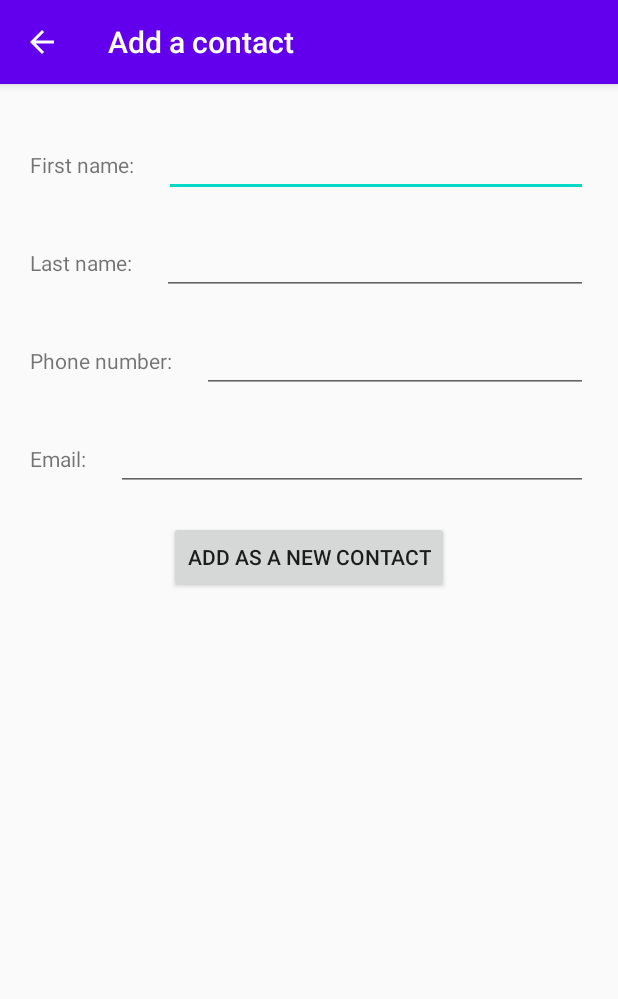
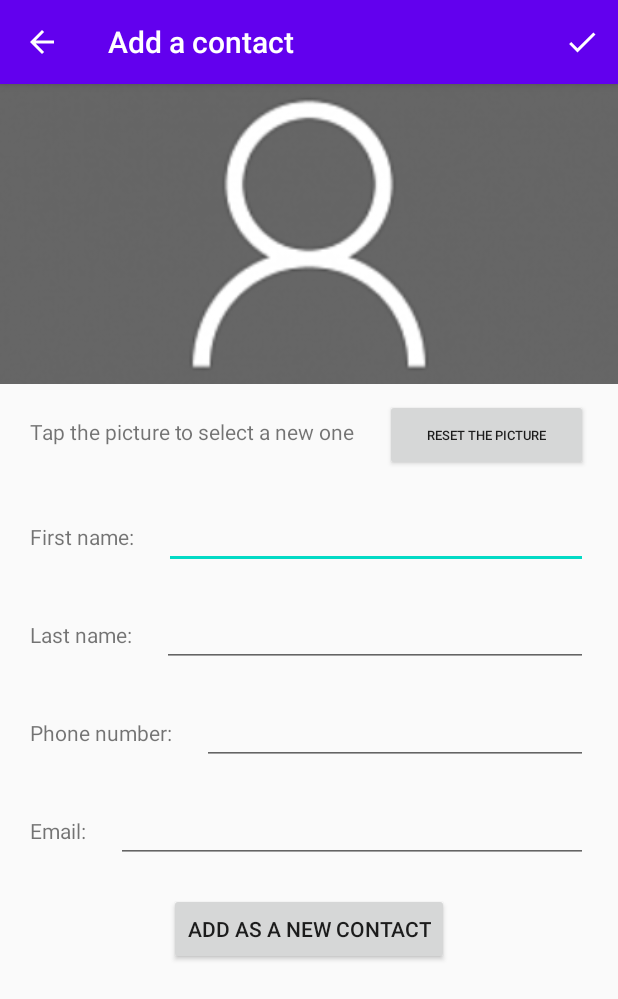
Before and after one commit to matiboux/griffith-android-contactmanager, an Android app: the screen it shows after launch (AddContact), in the options menu, after a tap on "Add contact", on a phone screen of 412 x 824 dp. Shown: the top 999 px of the screen. Run offline under Robolectric (Android 15) with nearby library versions, the phone set to English and light mode, and no system bars.

Commit message:
Added support for adding and loading custom contact pictures + Added submit icon in the AddContact toolbar

```diff
--- a/ContactManager/app/src/main/java/com/matiboux/griffith/contactmanager/AddContact.java
+++ b/ContactManager/app/src/main/java/com/matiboux/griffith/contactmanager/AddContact.java
@@ -1,26 +1,44 @@
 package com.matiboux.griffith.contactmanager;
 
+import androidx.annotation.Nullable;
 import androidx.appcompat.app.ActionBar;
 import androidx.appcompat.app.AppCompatActivity;
 
 import android.content.ContentValues;
+import android.content.Intent;
+import android.database.Cursor;
+import android.graphics.Bitmap;
+import android.graphics.BitmapFactory;
+import android.graphics.drawable.BitmapDrawable;
+import android.net.Uri;
 import android.os.Bundle;
+import android.provider.MediaStore;
+import android.util.Base64;
+import android.view.Menu;
 import android.view.MenuItem;
 import android.view.View;
 import android.widget.Button;
 import android.widget.EditText;
+import android.widget.ImageView;
 import android.widget.Toast;
 
+import java.io.ByteArrayOutputStream;
+import java.io.FileNotFoundException;
+
 public class AddContact extends AppCompatActivity {
+    private static final int PICK_IMAGE = 1;
 
-    DBOpenHelper db;
-    ContactInfo contactInfo;
+    private DBOpenHelper db;
+    private ContactInfo contactInfo;
 
-    EditText inputFirstname;
-    EditText inputLastname;
-    EditText inputPhone;
-    EditText inputEmail;
-    Button btnSubmit;
+    private ImageView inputPicture;
+    private Button btnResetPicture;
+    private boolean inputPictureDefault = true;
+    private EditText inputFirstname;
+    private EditText inputLastname;
+    private EditText inputPhone;
+    private EditText inputEmail;
+    private Button btnSubmit;
 
     @Override
     protected void onCreate(Bundle savedInstanceState) {
@@ -32,6 +50,8 @@ public class AddContact extends AppCompatActivity {
 
         // Components
         ActionBar actionBar = getSupportActionBar();
+        inputPicture = findViewById(R.id.input_picture);
+        btnResetPicture = findViewById(R.id.btn_reset_picture);
         inputFirstname = findViewById(R.id.input_firstname);
         inputLastname = findViewById(R.id.input_lastname);
         inputPhone = findViewById(R.id.input_phone);
@@ -60,23 +80,115 @@ public class AddContact extends AppCompatActivity {
         }
 
         // Events
+        inputPicture.setOnClickListener(new View.OnClickListener() {
+            @Override
+            public void onClick(View v) {
+                Intent getIntent = new Intent(Intent.ACTION_GET_CONTENT);
+                getIntent.setType("image/*");
+
+                Intent pickIntent = new Intent(Intent.ACTION_PICK, android.provider.MediaStore.Images.Media.EXTERNAL_CONTENT_URI);
+                pickIntent.setType("image/*");
+
+                Intent chooserIntent = Intent.createChooser(getIntent, "Select Image");
+                chooserIntent.putExtra(Intent.EXTRA_INITIAL_INTENTS, new Intent[]{pickIntent});
+
+                startActivityForResult(chooserIntent, PICK_IMAGE);
+            }
+        });
+        btnResetPicture.setOnClickListener(new View.OnClickListener() {
+            @Override
+            public void onClick(View v) {
+                // Reset to default avatar
+                BitmapDrawable drawable = (BitmapDrawable) getDrawable(R.drawable.default_avatar);
+                if(drawable == null) return;
+                Bitmap bitmap = drawable.getBitmap();
+                inputPicture.setImageBitmap(bitmap);
+                inputPictureDefault = true;
+            }
+        });
         btnSubmit.setOnClickListener(new View.OnClickListener() {
             @Override
             public void onClick(View v) {
-                // Get the information to add
+                actionSubmit();
+            }
+        });
+    }
+
+    @Override
+    public boolean onCreateOptionsMenu(Menu menu) {
+        // Inflate the menu; this adds items to the action bar if it is present.
+        getMenuInflater().inflate(R.menu.menu_add_contact, menu);
+        return true;
+    }
+
+    @Override
+    public boolean onOptionsItemSelected(MenuItem item) {
+        switch (item.getItemId()) {
+            // Respond to the action bar's Up/Home button
+            case android.R.id.home:
+                super.onBackPressed();
+                return true;
+
+                // Submit
+            case R.id.action_submit:
+                actionSubmit();
+                return true;
+        }
+        return super.onOptionsItemSelected(item);
+    }
+
+    @Override
+    protected void onActivityResult(int requestCode, int resultCode, Intent data) {
+        // Check which request we're responding to
+        if (requestCode == PICK_IMAGE)
+            // Make sure the request was successful
+            if (resultCode == RESULT_OK && data != null) {
+                Uri selectedImage = data.getData();
+                Bitmap bitmap = null;
+                try {
+                    bitmap = BitmapFactory.decodeStream(getContentResolver().openInputStream(selectedImage));
+                } catch (FileNotFoundException e) {
+                    e.printStackTrace();
+                }
+
+                if (bitmap != null) {
+                    inputPicture.setImageBitmap(bitmap);
+                    inputPictureDefault = false;
+                } else {
+                    Toast.makeText(this, "Canceled", Toast.LENGTH_SHORT).show();
+                }
+            }
+
+        super.onActivityResult(requestCode, resultCode, data);
+    }
+
+    private void actionSubmit() {
+        // Get the contact picture
+        String picture = null;
+        if(!inputPictureDefault)
+        {
+            BitmapDrawable drawable = (BitmapDrawable) inputPicture.getDrawable();
+            Bitmap bitmap = drawable.getBitmap();
+            ByteArrayOutputStream byteArrayOutputStream = new ByteArrayOutputStream();
+            bitmap.compress(Bitmap.CompressFormat.PNG, 100, byteArrayOutputStream);
+            byte[] byteArray = byteArrayOutputStream.toByteArray();
+            picture = Base64.encodeToString(byteArray, Base64.DEFAULT);
+        }
+
+        // Get the contact information
         String firstname = inputFirstname.getText().toString();
         String lastname = inputLastname.getText().toString();
         String phone = inputPhone.getText().toString();
         String email = inputEmail.getText().toString();
 
         if (contactInfo != null) {
-                    if (updateDB(contactInfo.id, lastname, firstname, phone, email)) {
+            if (updateDB(contactInfo.id, lastname, firstname, phone, email, picture)) {
                 Toast.makeText(AddContact.this, "Contact successfully updated!", Toast.LENGTH_SHORT).show();
                 setResult(RESULT_OK);
                 finish(); // Finish
                 return;
             }
-                } else if (insertDB(lastname, firstname, phone, email)) {
+        } else if (insertDB(lastname, firstname, phone, email, picture)) {
             Toast.makeText(AddContact.this, "Contact successfully added!", Toast.LENGTH_SHORT).show();
             setResult(RESULT_OK);
             finish(); // Finish
@@ -86,37 +198,24 @@ public class AddContact extends AppCompatActivity {
         // Else,
         Toast.makeText(AddContact.this, "An error occurred", Toast.LENGTH_SHORT).show();
     }
-        });
-    }
 
-    @Override
-    public boolean onOptionsItemSelected(MenuItem item) {
-        switch (item.getItemId()) {
-            // Respond to the action bar's Up/Home button
-            case android.R.id.home:
-                super.onBackPressed();
-                return true;
-        }
-        return super.onOptionsItemSelected(item);
-    }
-
-    private boolean insertDB(String lastname, String firstname, String phone, String email) {
+    private boolean insertDB(String lastname, String firstname, String phone, String email, String picture) {
         ContentValues cv = new ContentValues();
         cv.put("lastname", lastname);
         cv.put("firstname", firstname);
         cv.put("phone", phone);
         cv.put("email", email);
-        cv.put("picture", (String) null);
+        cv.put("picture", picture);
         return ContactInfo.insert(db, cv);
     }
 
-    private boolean updateDB(int id, String lastname, String firstname, String phone, String email) {
+    private boolean updateDB(int id, String lastname, String firstname, String phone, String email, String picture) {
         ContentValues cv = new ContentValues();
         cv.put("lastname", lastname);
         cv.put("firstname", firstname);
         cv.put("phone", phone);
         cv.put("email", email);
-        cv.put("picture", (String) null);
+        cv.put("picture", picture);
         return ContactInfo.updateById(db, cv, id);
     }
 }
--- a/ContactManager/app/src/main/java/com/matiboux/griffith/contactmanager/ListContacts.java
+++ b/ContactManager/app/src/main/java/com/matiboux/griffith/contactmanager/ListContacts.java
@@ -18,10 +18,12 @@ import java.util.ArrayList;
 
 public class ListContacts extends AppCompatActivity {
 
-    DBOpenHelper db;
+    private static final int ASK_FOR_UPDATE = 1;
 
-    FloatingActionButton fab;
-    ListView listViewContacts;
+    private DBOpenHelper db;
+
+    private FloatingActionButton fab;
+    private ListView listViewContacts;
 
     @Override
     protected void onCreate(Bundle savedInstanceState) {
@@ -55,7 +57,7 @@ public class ListContacts extends AppCompatActivity {
 
                 Intent intent = new Intent(ListContacts.this, ShowContact.class);
                 intent.putExtra("contactId", contactInfo.id); // Pass the contact id
-                startActivityForResult(intent, 1);
+                startActivityForResult(intent, ASK_FOR_UPDATE);
             }
         });
 
@@ -127,7 +129,7 @@ public class ListContacts extends AppCompatActivity {
     @Override
     protected void onActivityResult(int requestCode, int resultCode, Intent data) {
         // Check which request we're responding to
-        if (requestCode == 1)
+        if (requestCode == ASK_FOR_UPDATE)
             // Make sure the request was successful
             if (resultCode == RESULT_OK)
                 reloadListContacts();
--- a/ContactManager/app/src/main/java/com/matiboux/griffith/contactmanager/ShowContact.java
+++ b/ContactManager/app/src/main/java/com/matiboux/griffith/contactmanager/ShowContact.java
@@ -185,6 +185,7 @@ public class ShowContact extends AppCompatActivity {
         if(contactInfo.picture != null) {
             byte[] bytes = Base64.decode(contactInfo.picture, Base64.DEFAULT);
             Bitmap bitmap = BitmapFactory.decodeByteArray(bytes, 0, bytes.length);
+            contactPicture.setImageBitmap(bitmap);
         }
 
         // Display contact information
--- /dev/null
+++ b/ContactManager/app/src/main/res/drawable/ic_check_icon.xml
@@ -0,0 +1,9 @@
+<vector xmlns:android="http://schemas.android.com/apk/res/android"
+    android:width="24dp"
+    android:height="24dp"
+    android:viewportWidth="24"
+    android:viewportHeight="24">
+  <path
+      android:fillColor="#FF000000"
+      android:pathData="M9,16.17L4.83,12l-1.42,1.41L9,19 21,7l-1.41,-1.41z"/>
+</vector>
--- a/ContactManager/app/src/main/res/layout/activity_add_contact.xml
+++ b/ContactManager/app/src/main/res/layout/activity_add_contact.xml
@@ -6,8 +6,38 @@
     android:layout_height="match_parent"
     android:orientation="vertical"
     android:gravity="top|center"
-    android:paddingTop="30dp"
     tools:context=".AddContact">
+
+    <ImageView
+        android:id="@+id/input_picture"
+        android:layout_width="match_parent"
+        android:layout_height="wrap_content"
+        android:maxHeight="200dp"
+        android:layout_marginBottom="10dp"
+        android:adjustViewBounds="true"
+        android:contentDescription="@null"
+        android:scaleType="centerCrop"
+        android:src="@drawable/default_avatar" />
+
+    <LinearLayout
+        android:layout_width="match_parent"
+        android:layout_height="wrap_content"
+        android:layout_marginBottom="20dp"
+        android:paddingHorizontal="20dp">
+
+        <TextView
+            android:layout_width="wrap_content"
+            android:layout_height="wrap_content"
+            android:layout_marginEnd="20sp"
+            android:text="@string/tap_picture_to_edit" />
+
+        <Button
+            android:id="@+id/btn_reset_picture"
+            android:layout_width="match_parent"
+            android:layout_height="wrap_content"
+            android:textSize="4pt"
+            android:text="Reset the picture" />
+    </LinearLayout>
 
     <LinearLayout
         android:layout_width="match_parent"
--- a/ContactManager/app/src/main/res/layout/activity_show_contact.xml
+++ b/ContactManager/app/src/main/res/layout/activity_show_contact.xml
@@ -27,12 +27,12 @@
                 android:id="@+id/contact_picture"
                 android:layout_width="match_parent"
                 android:layout_height="wrap_content"
-                app:layout_constraintDimensionRatio="1:1"
                 android:adjustViewBounds="true"
+                android:maxHeight="500dp"
                 android:contentDescription="@null"
                 android:scaleType="centerCrop"
                 android:src="@drawable/default_avatar"
-                app:layout_collapseMode="parallax"
+                app:layout_collapseMode="pin"
                 app:layout_scrollFlags="scroll|enterAlways|enterAlwaysCollapsed" />
 
             <androidx.appcompat.widget.Toolbar
--- /dev/null
+++ b/ContactManager/app/src/main/res/menu/menu_add_contact.xml
@@ -0,0 +1,12 @@
+<menu xmlns:android="http://schemas.android.com/apk/res/android"
+    xmlns:app="http://schemas.android.com/apk/res-auto"
+    xmlns:tools="http://schemas.android.com/tools"
+    tools:context="com.matiboux.griffith.contactmanager.AddContact">
+
+    <item
+        android:id="@+id/action_submit"
+        android:orderInCategory="100"
+        android:icon="@drawable/ic_check_icon"
+        app:iconTint="@android:color/white"
+        app:showAsAction="always" />
+</menu>
--- a/ContactManager/app/src/main/res/values/strings.xml
+++ b/ContactManager/app/src/main/res/values/strings.xml
@@ -41,4 +41,5 @@
         "Project assignment at Griffith College.\n"
         "https://gcd.ie/"
     </string>
+    <string name="tap_picture_to_edit">Tap the picture to select a new one</string>
 </resources>
```
Lines whose indentation alone changed are shown as unchanged.
